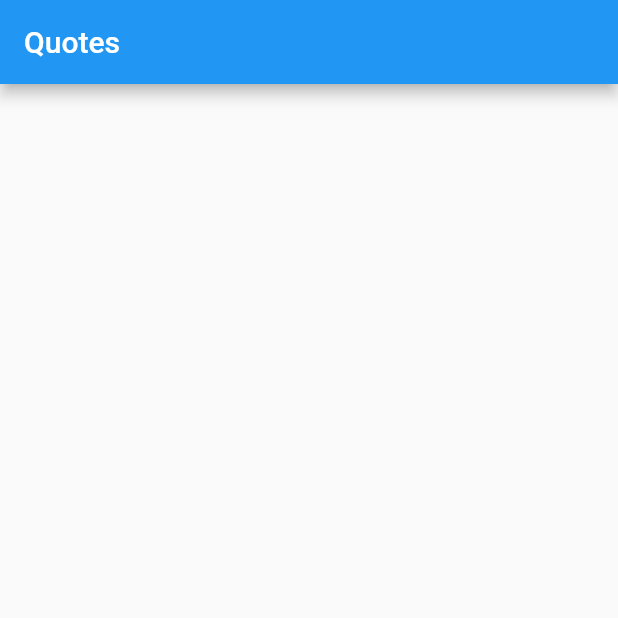
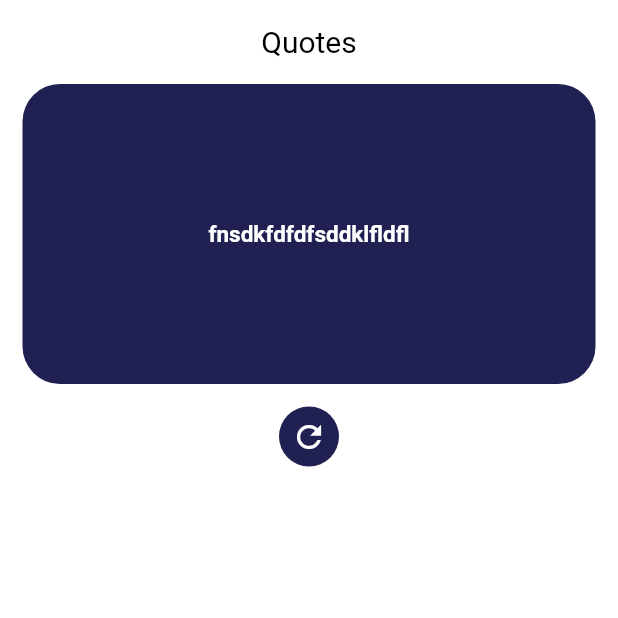
Before and after one commit to AhmedYasserabdelraziq/Quotes-App, a Flutter app: the screen it shows after launch, on a phone screen of 412 x 824 dp, the top half of it. Run offline on Flutter 3.47's test engine with Material 2 defaults, Android fonts, the phone set to English and light mode, and no system bars; our stand-ins replace bloc, equatable, fluttertoast; Roboto replaces fonts that are missing (Tajawal).

Commit message:
first release

```diff
--- a/lib/config/themes/app_theme.dart
+++ b/lib/config/themes/app_theme.dart
@@ -10,7 +10,20 @@ ThemeData appTheme() {
     brightness: Brightness.light,
     fontFamily: AppStrings.fontFamily,
     textTheme: const TextTheme(
-      labelLarge: TextStyle(),
+      bodyLarge: TextStyle(
+        fontSize: 15,
+        fontWeight: FontWeight.bold,
+        color: Colors.white,
+      ),
+    ),
+    appBarTheme: const AppBarTheme(
+      titleTextStyle: TextStyle(
+        color: Colors.black,
+        fontSize: 20,
+      ),
+      color: Colors.transparent,
+      elevation: 0,
+      centerTitle: true,
     ),
   );
 }
--- a/lib/main.dart
+++ b/lib/main.dart
@@ -1,5 +1,6 @@
 import 'package:flutter/material.dart';
-import 'package:quotes_app/core/utils/app_color.dart';
+import 'package:quotes_app/config/app_route/app_route.dart';
+import 'package:quotes_app/config/themes/app_theme.dart';
 import 'package:quotes_app/core/utils/app_string.dart';
 import 'package:quotes_app/random_qoute/presentation/screens/qoute_screen.dart';
 
@@ -16,9 +17,8 @@ class MyApp extends StatelessWidget {
     return MaterialApp(
       title: AppStrings.appName,
       debugShowCheckedModeBanner: false,
-      theme: ThemeData(
-        primaryColor: AppColors.primary,
-      ),
+      theme: appTheme(),
+      onGenerateRoute: AppRoutes.onGenerating,
       home: const QuotesScreen(),
     );
   }
--- a/lib/random_qoute/presentation/screens/qoute_screen.dart
+++ b/lib/random_qoute/presentation/screens/qoute_screen.dart
@@ -1,4 +1,5 @@
 import 'package:flutter/material.dart';
+import 'package:quotes_app/core/utils/app_color.dart';
 import 'package:quotes_app/core/utils/app_string.dart';
 
 class QuotesScreen extends StatelessWidget {
@@ -10,6 +11,43 @@ class QuotesScreen extends StatelessWidget {
       appBar: AppBar(
         title: const Text(AppStrings.appName),
       ),
+      body: Column(
+        children: [
+          Padding(
+            padding: const EdgeInsets.symmetric(horizontal: 15.0),
+            child: Container(
+              decoration: BoxDecoration(
+                  color: AppColors.primary,
+                  borderRadius: BorderRadius.circular(25)),
+              height: 200,
+              width: double.infinity,
+              child: Center(
+                child: Text(
+                  'fnsdkfdfdfsddklfldfl',
+                  style: Theme.of(context).textTheme.bodyLarge,
+                ),
+              ),
+            ),
+          ),
+          const SizedBox(
+            height: 15,
+          ),
+          Center(
+            child: Container(
+              width: 40,
+              height: 40,
+              decoration: BoxDecoration(
+                shape: BoxShape.circle,
+                color: AppColors.primary,
+              ),
+              child: const Icon(
+                Icons.refresh,
+                color: Colors.white,
+              ),
+            ),
+          ),
+        ],
+      ),
     );
   }
 }
--- a/pubspec.yaml
+++ b/pubspec.yaml
@@ -15,7 +15,7 @@ dependencies:
   cupertino_icons: ^1.0.2
   bloc: ^8.1.2
   equatable: ^2.0.5
-
+  fluttertoast: ^8.0.8
 dev_dependencies:
   flutter_test:
     sdk: flutter
```
Also changed, not shown: lib/config/app_route/app_route.dart (added, +34 -0 lines), lib/core/utils/constant.dart (added, +36 -0 lines), pubspec.lock.
